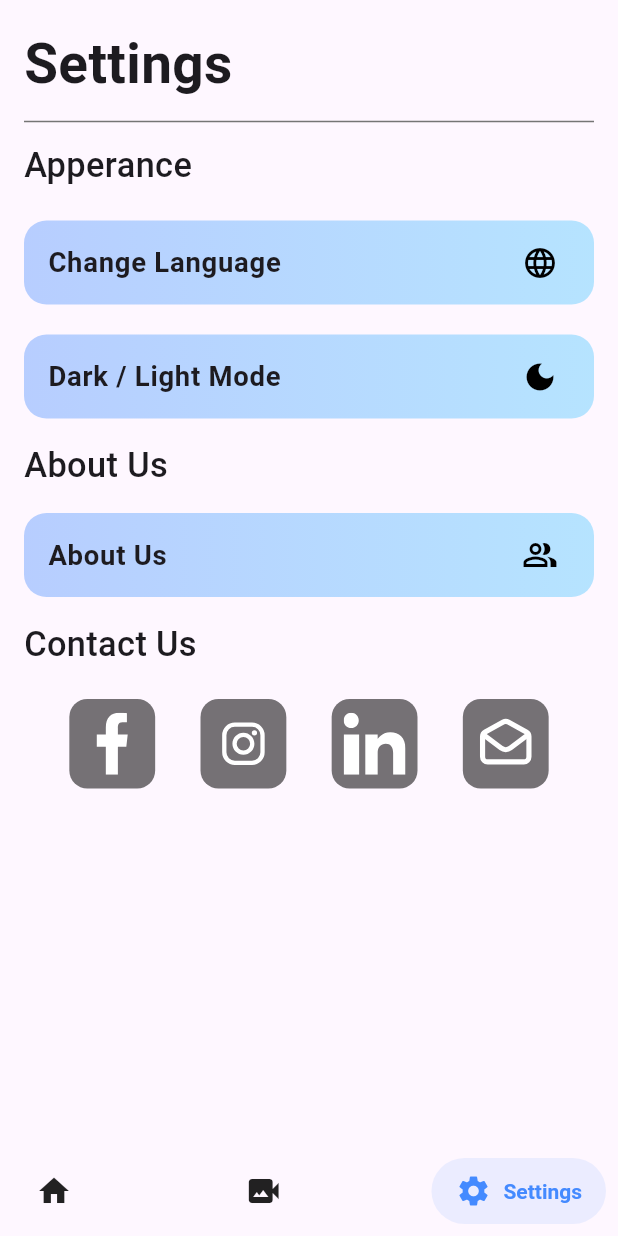
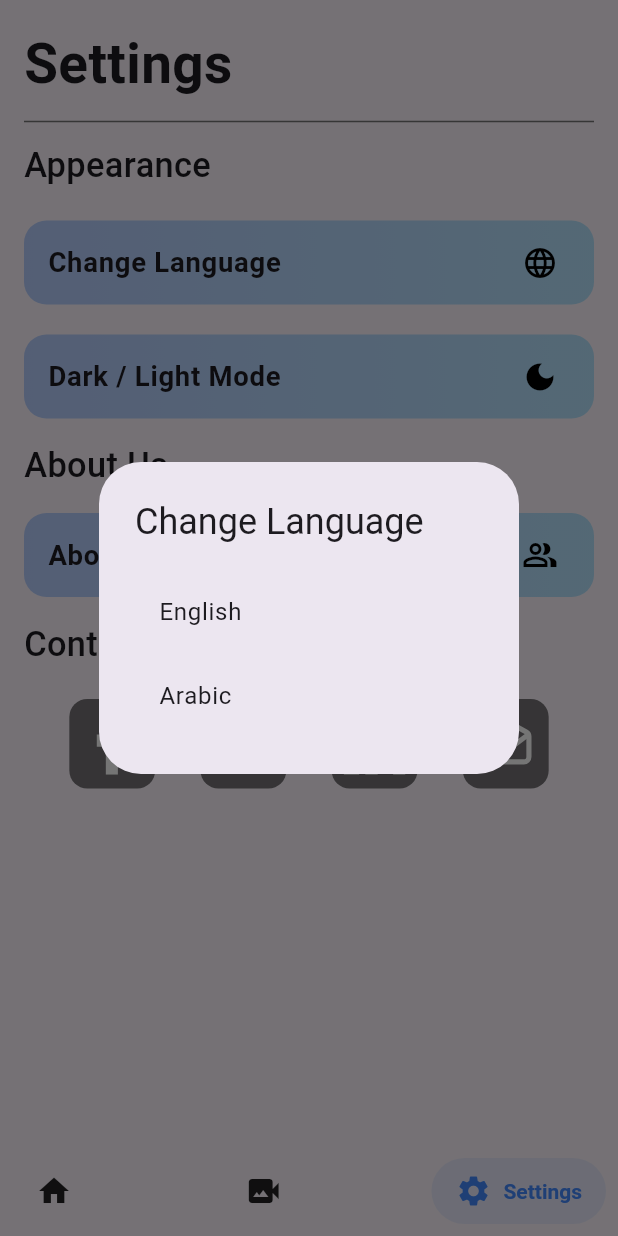
Before and after one commit to tonymikhael/shark_detection, a Flutter app: the screen it shows after launch, item 3 of the bottom bar chosen, after a tap on "Change Language", on a phone screen of 412 x 824 dp. Run offline on Flutter 3.47's test engine with Material 3 defaults, Android fonts, the light colour scheme and no system bars; drawn by our look-alikes of salomon_bottom_bar; our stand-ins replace cached_network_image, cloud_firestore, easy_localization, firebase_core, firebase_messaging, flutter_animate and 11 more; missing offline and left inert: mjpeg_view; accounts and stored records are empty; Roboto replaces fonts that are missing (Amarante).

Commit message:
localization and splash screen done

```diff
--- a/lib/core/services/shared_pref.dart
+++ b/lib/core/services/shared_pref.dart
@@ -1,7 +1,7 @@
 import 'package:shared_preferences/shared_preferences.dart';
 
 class SharedPref {
- static SharedPreferences? prefs;
+  static SharedPreferences? prefs;
 
   Future<void> init() async {
     prefs = await SharedPreferences.getInstance();
@@ -11,7 +11,19 @@ class SharedPref {
     if (prefs == null) {
       await init();
     }
-    bool isDark = prefs!.getBool('dark') ?? false;
+    bool isDark = prefs!.getBool('dark') ?? true;
     await prefs!.setBool('dark', !isDark);
   }
+
+  // Add language methods
+  String getLanguage() {
+    return prefs!.getString('language') ?? 'en';
+  }
+
+  Future<void> setLanguage(String languageCode) async {
+    if (prefs == null) {
+      await init();
+    }
+    await prefs!.setString('language', languageCode);
+  }
 }
--- a/lib/core/widgets/latest_detection_item.dart
+++ b/lib/core/widgets/latest_detection_item.dart
@@ -1,4 +1,5 @@
 import 'package:cached_network_image/cached_network_image.dart';
+import 'package:easy_localization/easy_localization.dart';
 import 'package:flutter/material.dart';
 import 'package:flutter_screenutil/flutter_screenutil.dart';
 import 'package:shark_detection/core/services/supabase_service.dart';
@@ -68,7 +69,7 @@ class LatestDetectionItem extends StatelessWidget {
               crossAxisAlignment: CrossAxisAlignment.start,
               children: [
                 Text(
-                  'Detection Time',
+                  'detectionTime'.tr(),
                   style: AppStyles.body1(context),
                 ),
                 SizedBox(
--- a/lib/features/home/view model/cubit/app_state.dart
+++ b/lib/features/home/view model/cubit/app_state.dart
@@ -13,3 +13,6 @@ final class SetFlagState extends AppState {}
 final class ResetFlagState extends AppState {}
 
 final class ChangeAppThemeState extends AppState {}
+
+// Add language state
+class ChangeLanguageState extends AppState {}
--- a/lib/features/home/views/main_scaffold.dart
+++ b/lib/features/home/views/main_scaffold.dart
@@ -1,3 +1,4 @@
+import 'package:easy_localization/easy_localization.dart';
 import 'package:flutter/material.dart';
 import 'package:salomon_bottom_bar/salomon_bottom_bar.dart';
 import 'package:shark_detection/core/utils/app_colors.dart';
@@ -6,7 +7,7 @@ import 'package:shark_detection/features/home/views/live_view.dart';
 import 'package:shark_detection/features/home/views/setting_view.dart';
 
 class MainScaffold extends StatefulWidget {
-  const MainScaffold({super.key});
+  const MainScaffold({Key? key}) : super(key: key);
 
   @override
   State<MainScaffold> createState() => _MainScaffoldState();
@@ -30,22 +31,19 @@ class _MainScaffoldState extends State<MainScaffold> {
           setState(() {});
         },
         items: [
-          /// Home
           SalomonBottomBarItem(
             icon: Icon(Icons.home),
-            title: Text("Home"),
+            title: Text('home'.tr()),
             selectedColor: AppColors.primaryColor,
           ),
-
           SalomonBottomBarItem(
             icon: Icon(Icons.video_camera_back),
-            title: Text("Live stream"),
+            title: Text('liveStream'.tr()),
             selectedColor: AppColors.primaryColor,
           ),
-
           SalomonBottomBarItem(
             icon: Icon(Icons.settings),
-            title: Text("Settings"),
+            title: Text('settings'.tr()),
             selectedColor: AppColors.primaryColor,
           ),
         ],
--- a/lib/features/home/views/not_detected_view.dart
+++ b/lib/features/home/views/not_detected_view.dart
@@ -1,3 +1,4 @@
+import 'package:easy_localization/easy_localization.dart';
 import 'package:flutter/material.dart';
 import 'package:flutter_bloc/flutter_bloc.dart';
 import 'package:lottie/lottie.dart';
@@ -28,7 +29,7 @@ class NotDetectedView extends StatelessWidget {
             crossAxisAlignment: CrossAxisAlignment.start,
             children: [
               CustomAppBar(
-                leading: 'Hi, Guard',
+                leading: 'hiGuard'.tr(),
                 action: Container(
                   decoration: BoxDecoration(
                       color: Colors.black,
@@ -48,7 +49,7 @@ class NotDetectedView extends StatelessWidget {
                 height: 10,
               ),
               Text(
-                'Ready to catch some Shark\'s today?',
+                'seeTheDanger'.tr(),
                 style: AppStyles.subtitle1(context),
               ),
               SizedBox(
@@ -65,7 +66,7 @@ class NotDetectedView extends StatelessWidget {
                         color: Colors.green,
                       ),
                       Text(
-                        "The water is clear",
+                        "waterClear".tr(),
                         style: AppStyles.body1(context).copyWith(
                             color: Theme.of(context)
                                 .textTheme
--- a/lib/features/home/views/setting_view.dart
+++ b/lib/features/home/views/setting_view.dart
@@ -1,3 +1,4 @@
+import 'package:easy_localization/easy_localization.dart';
 import 'package:flutter/material.dart';
 import 'package:flutter_bloc/flutter_bloc.dart';
 import 'package:shark_detection/core/utils/app_styles.dart';
@@ -8,7 +9,7 @@ import 'package:shark_detection/features/home/view%20model/cubit/app_cubit.dart'
 import 'package:shark_detection/features/home/views/about_us_view.dart';
 
 class SettingView extends StatelessWidget {
-  const SettingView({super.key});
+  const SettingView({Key? key}) : super(key: key);
 
   @override
   Widget build(BuildContext context) {
@@ -19,7 +20,7 @@ class SettingView extends StatelessWidget {
           child: Column(
             crossAxisAlignment: CrossAxisAlignment.start,
             children: [
-              CustomAppBar(leading: 'Settings'),
+              CustomAppBar(leading: 'settings'.tr()),
               SizedBox(
                 height: 5,
               ),
@@ -29,7 +30,7 @@ class SettingView extends StatelessWidget {
               Padding(
                 padding: const EdgeInsets.symmetric(vertical: 5),
                 child: Text(
-                  'Apperance',
+                  'appearance'.tr(),
                   style: AppStyles.subtitle1(context),
                 ),
               ),
@@ -37,12 +38,40 @@ class SettingView extends StatelessWidget {
                 height: 5,
               ),
               CustomSettingItem(
-                leading: 'Change Language',
+                leading: 'changeLanguage'.tr(),
                 icon: Icons.language,
-                onTap: () {},
+                onTap: () {
+                  showDialog(
+                    context: context,
+                    builder: (context) => AlertDialog(
+                      title: Text('changeLanguage'.tr()),
+                      content: Column(
+                        mainAxisSize: MainAxisSize.min,
+                        children: [
+                          ListTile(
+                            title: Text('english'.tr()),
+                            onTap: () {
+                              BlocProvider.of<AppCubit>(context)
+                                  .changeLanguage(context, 'en');
+                              Navigator.pop(context);
+                            },
+                          ),
+                          ListTile(
+                            title: Text('arabic'.tr()),
+                            onTap: () {
+                              BlocProvider.of<AppCubit>(context)
+                                  .changeLanguage(context, 'ar');
+                              Navigator.pop(context);
+                            },
+                          ),
+                        ],
+                      ),
+                    ),
+                  );
+                },
               ),
               CustomSettingItem(
-                leading: 'Dark / Light Mode',
+                leading: 'darkLightMode'.tr(),
                 icon: Icons.dark_mode,
                 onTap: () {
                   BlocProvider.of<AppCubit>(context).changeAppTheme();
@@ -51,12 +80,12 @@ class SettingView extends StatelessWidget {
               Padding(
                 padding: const EdgeInsets.symmetric(vertical: 5),
                 child: Text(
-                  'About Us',
+                  'aboutUs'.tr(),
                   style: AppStyles.subtitle1(context),
                 ),
               ),
               CustomSettingItem(
-                leading: 'About Us',
+                leading: 'aboutUs'.tr(),
                 icon: Icons.people_alt_outlined,
                 onTap: () {
                   Navigator.push(
@@ -68,7 +97,7 @@ class SettingView extends StatelessWidget {
               Padding(
                 padding: const EdgeInsets.symmetric(vertical: 5),
                 child: Text(
-                  'Contact Us',
+                  'contactUs'.tr(),
                   style: AppStyles.subtitle1(context),
                 ),
               ),
--- /dev/null
+++ b/lib/features/home/views/splash_screen.dart
@@ -0,0 +1,85 @@
+import 'package:easy_localization/easy_localization.dart';
+import 'package:flutter/material.dart';
+import 'package:flutter_animate/flutter_animate.dart';
+import 'package:flutter_screenutil/flutter_screenutil.dart';
+import 'package:shark_detection/core/utils/app_colors.dart';
+import 'package:shark_detection/core/utils/app_styles.dart';
+import 'package:shark_detection/features/home/views/main_scaffold.dart';
+
+class SplashScreen extends StatefulWidget {
+  const SplashScreen({super.key});
+
+  @override
+  State<SplashScreen> createState() => _SplashScreenState();
+}
+
+class _SplashScreenState extends State<SplashScreen> {
+  @override
+  void initState() {
+    super.initState();
+    Future.delayed(const Duration(seconds: 3), () {
+      Navigator.of(context).pushReplacement(
+        MaterialPageRoute(builder: (context) => const MainScaffold()),
+      );
+    });
+  }
+
+  @override
+  Widget build(BuildContext context) {
+    return Scaffold(
+      body: Container(
+        decoration: BoxDecoration(
+          gradient: LinearGradient(
+            begin: Alignment.topCenter,
+            end: Alignment.bottomCenter,
+            colors: [
+              Colors.lightBlue,
+              AppColors.primaryColor,
+              Colors.black38,
+            ],
+          ),
+        ),
+        child: Center(
+          child: Column(
+            mainAxisAlignment: MainAxisAlignment.center,
+            children: [
+              Animate(
+                effects: [
+                  MoveEffect(
+                    begin: Offset(0, -100),
+                    end: Offset.zero,
+                    duration: 2.seconds,
+                    curve: Curves.bounceInOut,
+                  ),
+                ],
+                child: Image.asset(
+                  'assets/images/logo.png',
+                  width: 200.w,
+                  height: 200.h,
+                ),
+              ),
+              SizedBox(height: 20.h),
+              Animate(
+                effects: [
+                  SlideEffect(
+                    begin: Offset(0, 100),
+                    end: Offset.zero,
+                    duration: 2.seconds,
+                    curve: Curves.bounceInOut,
+                  )
+                ],
+                child: Text(
+                  'AquaSentinels',
+                  style: AppStyles.headline1(context).copyWith(
+                    color: Colors.white,
+                    fontWeight: FontWeight.bold,
+                  ),
+                ),
+              ),
+            ],
+          ),
+        ),
+      ),
+    );
+  }
+}
--- a/lib/main.dart
+++ b/lib/main.dart
@@ -1,3 +1,4 @@
+import 'package:easy_localization/easy_localization.dart';
 import 'package:firebase_core/firebase_core.dart';
 import 'package:firebase_messaging/firebase_messaging.dart';
 import 'package:flutter/material.dart';
@@ -5,30 +6,27 @@ import 'package:flutter_bloc/flutter_bloc.dart';
 import 'package:flutter_screenutil/flutter_screenutil.dart';
 import 'package:shark_detection/core/services/firebase_services.dart';
 import 'package:shark_detection/core/services/shared_pref.dart';
-import 'package:shark_detection/core/services/supabase_service.dart';
 import 'package:shark_detection/features/home/view%20model/cubit/app_cubit.dart';
 import 'package:shark_detection/features/home/view%20model/cubit/app_state.dart';
 import 'package:shark_detection/features/home/views/main_scaffold.dart';
+import 'package:shark_detection/features/home/views/splash_screen.dart';
 import 'package:supabase_flutter/supabase_flutter.dart';
 import 'package:timezone/data/latest.dart' as tzdata;
 
 final GlobalKey<NavigatorState> navigatorKey = GlobalKey<NavigatorState>();
 
 Future<void> _firebaseMessagingBackgroundHandler(RemoteMessage message) async {
-  print('test');
-
   await Firebase.initializeApp();
-  BlocProvider.of<AppCubit>(navigatorKey.currentContext!)
-      .setNotificationReceived();
-  print('Background Message: ${message.messageId}');
 }
 
 void main() async {
   WidgetsFlutterBinding.ensureInitialized();
+
+  // Initialize Easy Localization
+  await EasyLocalization.ensureInitialized();
   //initialize timezone to egypt
   tzdata.initializeTimeZones();
   await SharedPref().init();
-
   await Firebase.initializeApp();
   FirebaseMessaging.onBackgroundMessage(_firebaseMessagingBackgroundHandler);
   await FCMService.initializeFCM();
@@ -39,22 +37,13 @@ void main() async {
         'eyJhbGciOiJIUzI1NiIsInR5cCI6IkpXVCJ9.eyJpc3MiOiJzdXBhYmFzZSIsInJlZiI6ImppZ21namllcmN3bnN5ZXZybmJjIiwicm9sZSI6ImFub24iLCJpYXQiOjE3NDg4NjI0MzMsImV4cCI6MjA2NDQzODQzM30.xG8GftrQENz8ppgB4Fcy2-Ih1hTjKovlMSIqWGjs-20',
   );
 
-  SupabaseService().getAllImagesRealtime;
-
-  runApp(MyApp());
-  Future.delayed(Duration.zero, () async {
-    RemoteMessage? initialMessage =
-        await FirebaseMessaging.instance.getInitialMessage();
-
-    if (initialMessage != null) {
-      print(
-          'App opened from terminated state: ${initialMessage.notification?.title}');
-      final context = navigatorKey.currentContext;
-      if (context != null) {
-        BlocProvider.of<AppCubit>(context).setNotificationReceived();
-      }
-    }
-  });
+  runApp(
+    EasyLocalization(
+      supportedLocales: const [Locale('en'), Locale('ar')],
+      path: 'assets/translations',
+      child: const MyApp(),
+    ),
+  );
 }
 
 class MyApp extends StatelessWidget {
@@ -69,14 +58,20 @@ class MyApp extends StatelessWidget {
       child: BlocProvider(
         create: (context) => AppCubit(),
         child: BlocBuilder<AppCubit, AppState>(
+          buildWhen: (previous, current) =>
+              current is ChangeAppThemeState || current is ChangeLanguageState,
           builder: (context, state) {
             return MaterialApp(
               debugShowCheckedModeBanner: false,
               navigatorKey: navigatorKey,
+              // Localization
+              localizationsDelegates: context.localizationDelegates,
+              supportedLocales: context.supportedLocales,
+              locale: Locale(SharedPref().getLanguage()),
               theme: SharedPref.prefs!.getBool('dark') == true
                   ? ThemeData.dark()
                   : ThemeData.light(),
-              home: MainScaffold(),
+              home: SplashScreen(),
             );
           },
         ),
```
Also changed, not shown: assets/translations/ar.json (added, +33 -0 lines), assets/translations/en.json (added, +32 -0 lines), lib/features/home/view model/cubit/app_cubit.dart (+10 -0 lines), lib/features/home/views/about_us_view.dart (+11 -38 lines), lib/features/home/views/detected_view.dart (+4 -3 lines), lib/features/home/views/live_view.dart (+8 -7 lines), pubspec.yaml (+3 -6 lines), pubspec.lock, 5 other files.
